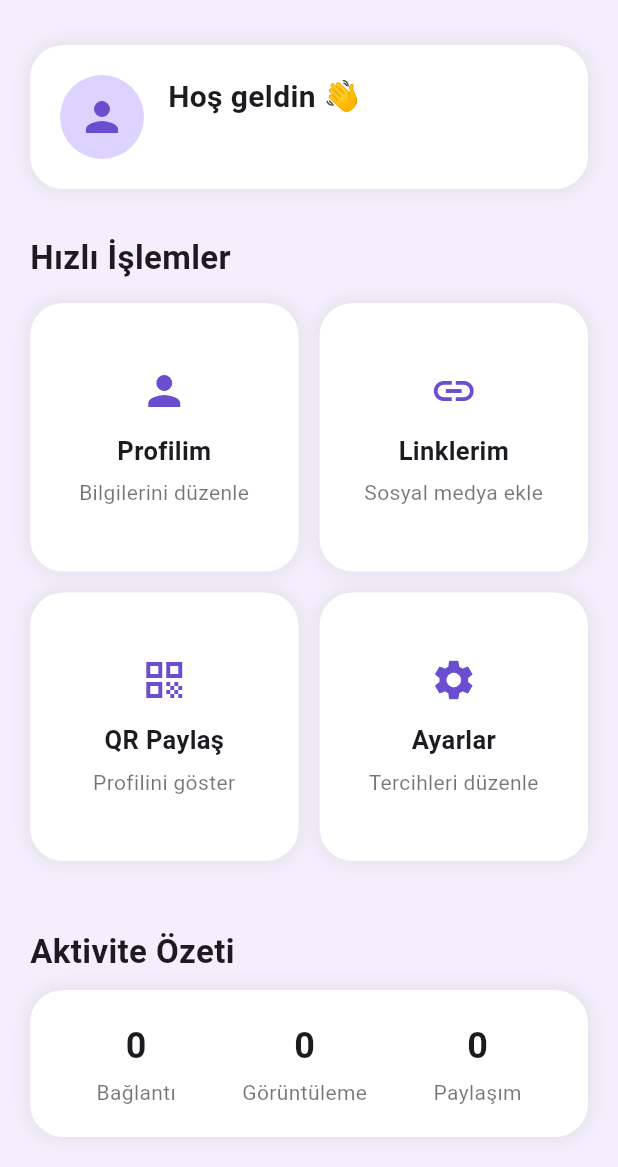
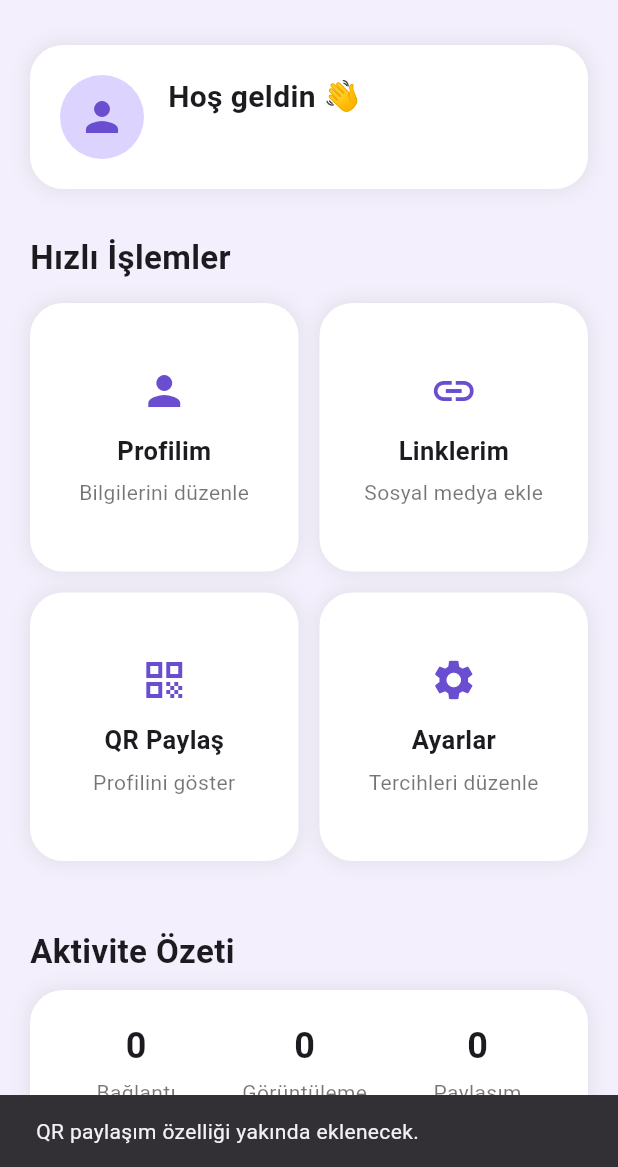
Before and after one commit to SharpShooter263/MySphereClean, a Flutter app: the HomeScreen screen opened directly, after a tap on "QR Paylaş", on a phone screen of 412 x 824 dp, the part 69-1236 px from its top. Run offline on Flutter 3.47's test engine with Material 3 defaults, Android fonts, the phone set to English and light mode, and no system bars; our stand-ins replace cloud_firestore, firebase_auth, firebase_core; accounts and stored records are empty.

Commit message:
Update home_screen.dart

```diff
--- a/lib/screens/home_screen.dart
+++ b/lib/screens/home_screen.dart
@@ -17,10 +17,6 @@ class _HomeScreenState extends State<HomeScreen> {
   String userName = "";
   String userEmail = "";
 
-  int linkCount = 0;
-  int viewCount = 0;
-  int shareCount = 0;
-
   @override
   void initState() {
     super.initState();
@@ -35,6 +31,7 @@ class _HomeScreenState extends State<HomeScreen> {
         userEmail = user.email ?? "";
       });
 
+      // Firestore'dan kullanıcı bilgilerini çek
       DocumentSnapshot snapshot = await FirebaseFirestore.instance
           .collection("users")
           .doc(user.uid)
@@ -42,46 +39,34 @@ class _HomeScreenState extends State<HomeScreen> {
 
       if (snapshot.exists) {
         final data = snapshot.data() as Map<String, dynamic>;
-
         setState(() {
-          userName = data["name"]?.toString() ?? "";
-          final List<dynamic>? links = data["links"] as List<dynamic>?;
-          linkCount = links?.length ?? 0;
-
-          // İleride QR profil görüntüleme / paylaşma eklersek bunları artıracağız
-          viewCount = (data["views"] ?? 0) is int
-              ? data["views"]
-              : int.tryParse(data["views"].toString()) ?? 0;
-          shareCount = (data["shares"] ?? 0) is int
-              ? data["shares"]
-              : int.tryParse(data["shares"].toString()) ?? 0;
+          userName = (data["name"] ?? "") as String;
         });
       }
     }
   }
 
-  void _openProfile() {
-    Navigator.push(
+  @override
+  Widget build(BuildContext context) {
+    final User? user = FirebaseAuth.instance.currentUser;
+
+    // Her ihtimale karşı: kullanıcı yoksa login ekranına dön.
+    if (user == null) {
+      return Scaffold(
+        body: Center(
+          child: ElevatedButton(
+            onPressed: () {
+              Navigator.pushReplacement(
                 context,
-      MaterialPageRoute(builder: (_) => const ProfileScreen()),
-    ).then((_) {
-      // Profilden geri dönünce bilgileri tazele
-      loadUserData();
-    });
+                MaterialPageRoute(builder: (_) => const LoginScreen()),
+              );
+            },
+            child: const Text("Oturum aç"),
+          ),
+        ),
+      );
     }
 
-  void _openLinks() {
-    Navigator.push(
-      context,
-      MaterialPageRoute(builder: (_) => const LinksScreen()),
-    ).then((_) {
-      // Linklerden dönünce bağlantı sayısını tazele
-      loadUserData();
-    });
-  }
-
-  @override
-  Widget build(BuildContext context) {
     return Scaffold(
       backgroundColor: const Color(0xFFF3EFFC),
       appBar: AppBar(
@@ -103,9 +88,7 @@ class _HomeScreenState extends State<HomeScreen> {
               if (context.mounted) {
                 Navigator.pushReplacement(
                   context,
-                  MaterialPageRoute(
-                    builder: (context) => const LoginScreen(),
-                  ),
+                  MaterialPageRoute(builder: (context) => const LoginScreen()),
                 );
               }
             },
@@ -187,33 +170,72 @@ class _HomeScreenState extends State<HomeScreen> {
                 mainAxisSpacing: 14,
                 crossAxisSpacing: 14,
                 children: [
-                  _buildMenuCard(
-                    icon: Icons.person,
-                    title: "Profilim",
-                    subtitle: "Bilgilerini düzenle",
-                    onTap: _openProfile,
+                  // Profilim
+                  GestureDetector(
+                    onTap: () {
+                      Navigator.push(
+                        context,
+                        MaterialPageRoute(
+                          builder: (_) => const ProfileScreen(),
                         ),
-                  _buildMenuCard(
-                    icon: Icons.link,
-                    title: "Linklerim",
-                    subtitle: "Sosyal medya ekle",
-                    onTap: _openLinks,
+                      );
+                    },
+                    child: buildMenuCard(
+                      Icons.person,
+                      "Profilim",
+                      "Bilgilerini düzenle",
                     ),
-                  _buildMenuCard(
-                    icon: Icons.qr_code,
-                    title: "QR Paylaş",
-                    subtitle: "Profilini göster",
+                  ),
+
+                  // Linklerim
+                  GestureDetector(
                     onTap: () {
-                      // İleride QR ekranı ekleyeceğiz
+                      Navigator.push(
+                        context,
+                        MaterialPageRoute(
+                          builder: (_) => const LinksScreen(),
+                        ),
+                      );
                     },
+                    child: buildMenuCard(
+                      Icons.link,
+                      "Linklerim",
+                      "Sosyal medya ekle",
                     ),
-                  _buildMenuCard(
-                    icon: Icons.settings,
-                    title: "Ayarlar",
-                    subtitle: "Tercihleri düzenle",
+                  ),
+
+                  // QR Paylaş (şimdilik sadece bilgi veriyoruz)
+                  GestureDetector(
                     onTap: () {
-                      // Ayarlar ekranı henüz yok
+                      ScaffoldMessenger.of(context).showSnackBar(
+                        const SnackBar(
+                          content:
+                              Text("QR paylaşım özelliği yakında eklenecek."),
+                        ),
+                      );
                     },
+                    child: buildMenuCard(
+                      Icons.qr_code,
+                      "QR Paylaş",
+                      "Profilini göster",
+                    ),
+                  ),
+
+                  // Ayarlar (şimdilik bilgi)
+                  GestureDetector(
+                    onTap: () {
+                      ScaffoldMessenger.of(context).showSnackBar(
+                        const SnackBar(
+                          content:
+                              Text("Ayarlar ekranı yakında eklenecek."),
+                        ),
+                      );
+                    },
+                    child: buildMenuCard(
+                      Icons.settings,
+                      "Ayarlar",
+                      "Tercihleri düzenle",
+                    ),
                   ),
                 ],
               ),
@@ -231,7 +253,45 @@ class _HomeScreenState extends State<HomeScreen> {
 
             const SizedBox(height: 10),
 
-            Container(
+            // 🔥 Sayaçlar için gerçek zamanlı StreamBuilder
+            StreamBuilder<DocumentSnapshot>(
+              stream: FirebaseFirestore.instance
+                  .collection("users")
+                  .doc(user.uid)
+                  .snapshots(),
+              builder: (context, snapshot) {
+                if (snapshot.connectionState == ConnectionState.waiting) {
+                  return const Padding(
+                    padding: EdgeInsets.symmetric(vertical: 20),
+                    child: Center(child: CircularProgressIndicator()),
+                  );
+                }
+
+                if (!snapshot.hasData || !snapshot.data!.exists) {
+                  return _buildSummaryContainer(0, 0, 0);
+                }
+
+                final data =
+                    snapshot.data!.data() as Map<String, dynamic>? ?? {};
+
+                final List links = (data["links"] as List?) ?? [];
+                final int connections = links.length;
+
+                final int views = (data["viewCount"] ?? 0) as int;
+                final int shares = (data["shareCount"] ?? 0) as int;
+
+                return _buildSummaryContainer(connections, views, shares);
+              },
+            ),
+          ],
+        ),
+      ),
+    );
+  }
+
+  // Aktivite Özeti container'ı
+  Widget _buildSummaryContainer(int connections, int views, int shares) {
+    return Container(
       width: double.infinity,
       padding: const EdgeInsets.symmetric(vertical: 20),
       decoration: BoxDecoration(
@@ -248,27 +308,21 @@ class _HomeScreenState extends State<HomeScreen> {
       child: Row(
         mainAxisAlignment: MainAxisAlignment.spaceEvenly,
         children: [
-                  summaryItem(linkCount.toString(), "Bağlantı"),
-                  summaryItem(viewCount.toString(), "Görüntüleme"),
-                  summaryItem(shareCount.toString(), "Paylaşım"),
+          summaryItem(connections.toString(), "Bağlantı"),
+          summaryItem(views.toString(), "Görüntüleme"),
+          summaryItem(shares.toString(), "Paylaşım"),
         ],
-              ),
-            ),
-          ],
-        ),
       ),
     );
   }
 
+  // Özet kutusu içindeki tek bir değer
   static Widget summaryItem(String number, String title) {
     return Column(
       children: [
         Text(
           number,
-          style: const TextStyle(
-            fontSize: 24,
-            fontWeight: FontWeight.bold,
-          ),
+          style: const TextStyle(fontSize: 24, fontWeight: FontWeight.bold),
         ),
         const SizedBox(height: 4),
         Text(
@@ -279,16 +333,9 @@ class _HomeScreenState extends State<HomeScreen> {
     );
   }
 
-  Widget _buildMenuCard({
-    required IconData icon,
-    required String title,
-    required String subtitle,
-    required VoidCallback onTap,
-  }) {
-    return InkWell(
-      borderRadius: BorderRadius.circular(22),
-      onTap: onTap,
-      child: Container(
+  // Hızlı işlem kartı
+  Widget buildMenuCard(IconData icon, String title, String subtitle) {
+    return Container(
       decoration: BoxDecoration(
         color: Colors.white,
         borderRadius: BorderRadius.circular(22),
@@ -323,7 +370,6 @@ class _HomeScreenState extends State<HomeScreen> {
           ],
         ),
       ),
-      ),
     );
   }
 }
```
Lines whose indentation alone changed are shown as unchanged.
